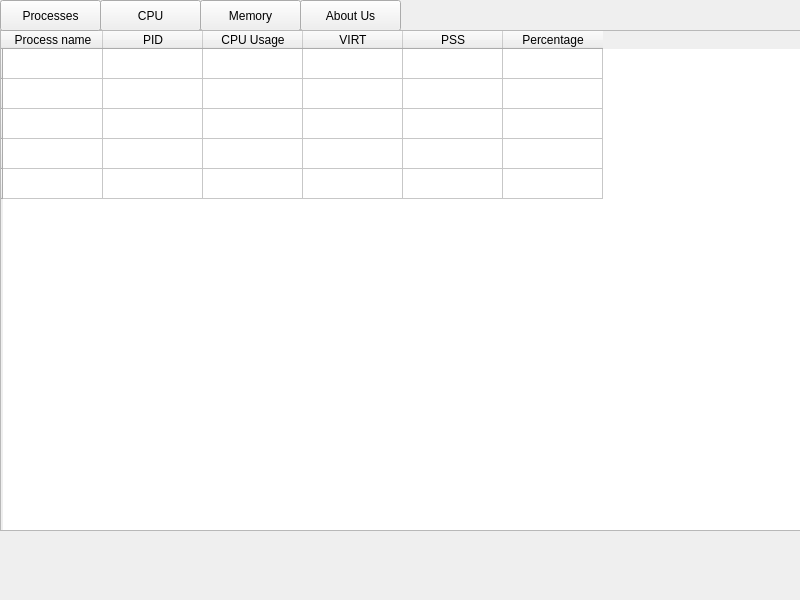
This is mainwindow.ui in sophiakravchuk/OSLinux_Statistic as Qt 5 draws it before an edit. The edited form follows.
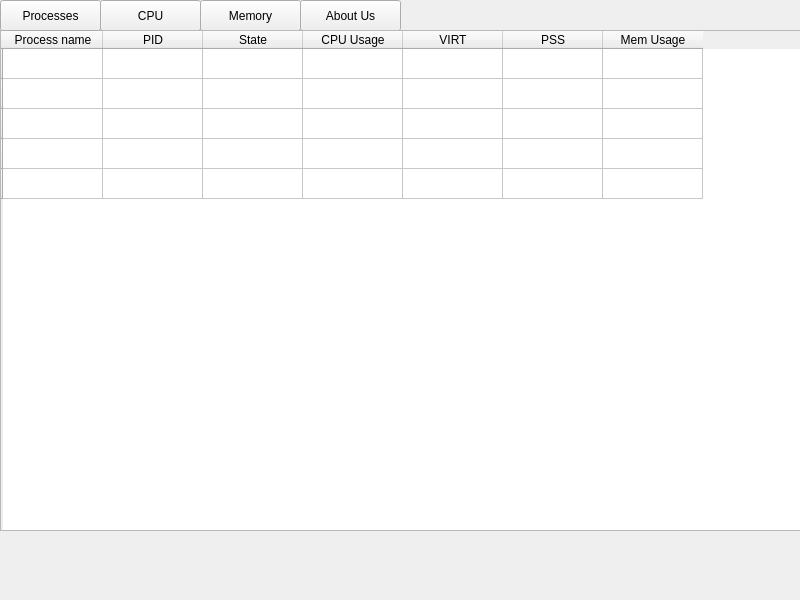
This is the edited form.

Commit message: Add kill process and state

Diff of the .ui file:
```diff
--- a/mainwindow.ui
+++ b/mainwindow.ui
@@ -97,6 +97,11 @@
       <string>PID</string>
      </property>
     </column>
+    <column>
+     <property name="text">
+      <string>State</string>
+     </property>
+    </column>
     <column>
      <property name="text">
       <string>CPU Usage</string>
@@ -114,7 +119,7 @@
     </column>
     <column>
      <property name="text">
-      <string>Percentage</string>
+      <string>Mem Usage</string>
      </property>
     </column>
    </widget>
```
The commit also changes 5 other files.
